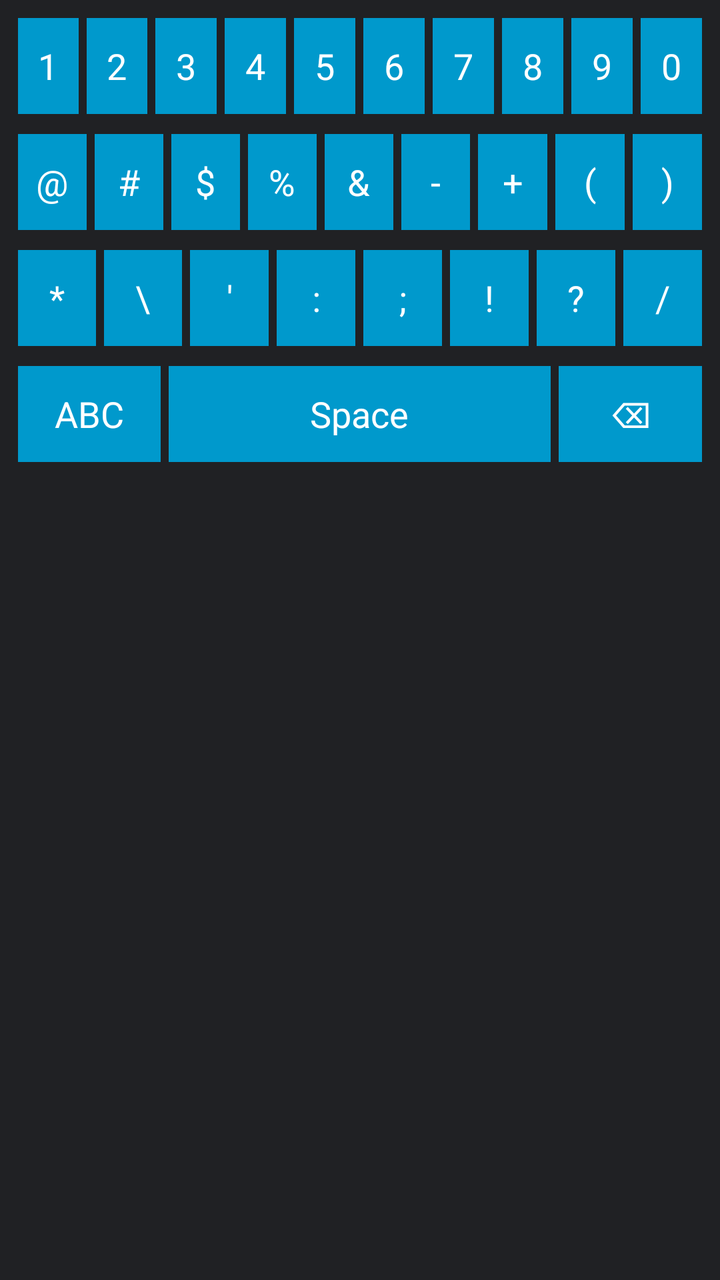
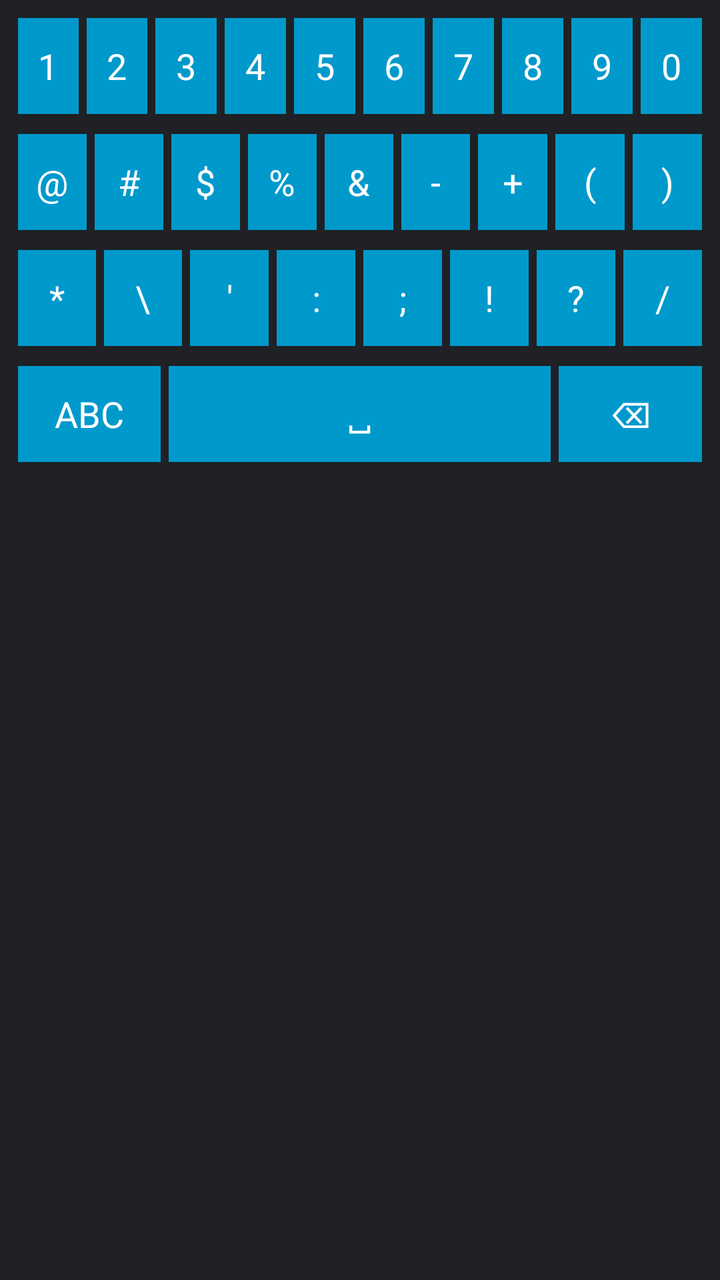

Screens rendered from an Android XML layout before and after an edit, with the pre-edit source and the edit as a unified diff.
<!-- AndroidManifest.xml: application theme Theme.KeyboardApp -->
<!-- res/layout/keyboard_symbolic.xml -->
<?xml version="1.0" encoding="utf-8"?>
<LinearLayout
    xmlns:android="http://schemas.android.com/apk/res/android"
    android:id="@+id/keyboard_symbols"
    android:layout_width="match_parent"
    android:layout_height="wrap_content"
    android:orientation="vertical"
    android:background="@color/keyboard_background"
    android:padding="4dp">

    
    <LinearLayout
        android:layout_width="match_parent"
        android:layout_height="wrap_content"
        android:orientation="horizontal"
        android:padding="3dp">

        <TextView style="@style/KeyStyle" android:text="1"/>
        <TextView style="@style/KeyStyle" android:text="2"/>
        <TextView style="@style/KeyStyle" android:text="3"/>
        <TextView style="@style/KeyStyle" android:text="4"/>
        <TextView style="@style/KeyStyle" android:text="5"/>
        <TextView style="@style/KeyStyle" android:text="6"/>
        <TextView style="@style/KeyStyle" android:text="7"/>
        <TextView style="@style/KeyStyle" android:text="8"/>
        <TextView style="@style/KeyStyle" android:text="9"/>
        <TextView style="@style/KeyStyle" android:text="0"/>
    </LinearLayout>

    
    <LinearLayout
        android:layout_width="match_parent"
        android:layout_height="wrap_content"
        android:orientation="horizontal"
        android:padding="3dp">

        <TextView style="@style/KeyStyle" android:text="@" />
        <TextView style="@style/KeyStyle" android:text="#" />
        <TextView style="@style/KeyStyle" android:text="$" />
        <TextView style="@style/KeyStyle" android:text="%" />
        <TextView style="@style/KeyStyle" android:text="&amp;" />
        <TextView style="@style/KeyStyle" android:text="-" />
        <TextView style="@style/KeyStyle" android:text="+" />
        <TextView style="@style/KeyStyle" android:text="(" />
        <TextView style="@style/KeyStyle" android:text=")" />
    </LinearLayout>

    
    <LinearLayout
        android:layout_width="match_parent"
        android:layout_height="wrap_content"
        android:orientation="horizontal"
        android:padding="3dp">

        <TextView style="@style/KeyStyle" android:text="*" />
        <TextView style="@style/KeyStyle" android:text="\\"/>
        <TextView style="@style/KeyStyle" android:text="&apos;"/>
        <TextView style="@style/KeyStyle" android:text=":" />
        <TextView style="@style/KeyStyle" android:text=";" />
        <TextView style="@style/KeyStyle" android:text="!" />
        <TextView style="@style/KeyStyle" android:text="?" />
        <TextView style="@style/KeyStyle" android:text="/" />
    </LinearLayout>

    
    <LinearLayout
        android:layout_width="match_parent"
        android:layout_height="wrap_content"
        android:orientation="horizontal"
        android:padding="3dp">

        <TextView
            style="@style/KeyStyle"
            android:layout_weight="1.5"
            android:text="ABC"
            android:tag="LETTERS"/>

        <TextView
            style="@style/KeyStyle"
            android:layout_weight="4"
            android:text="Space"
            android:tag="␣"/>

        <TextView
            style="@style/KeyStyle"
            android:layout_weight="1.5"
            android:text="⌫"
            android:tag="BACKSPACE"/>
    </LinearLayout>

</LinearLayout>
<!-- resources referenced by this layout -->
<resources>
  <color name="keyboard_background">#202124</color>
  <style name="KeyStyle">
        <item name="android:layout_width">0dp</item>
        <item name="android:layout_height">48dp</item>
        <item name="android:layout_weight">1</item>
        <item name="android:gravity">center</item>
        <item name="android:textSize">18sp</item>
        <item name="android:textColor">#FFFFFF</item>
      
        <item name="android:background">@android:color/holo_blue_dark</item> 
        <item name="android:layout_margin">2dp</item>
        <item name="android:clickable">true</item>
        <item name="android:focusable">true</item>
        <item name="android:textIsSelectable">false</item>
     </style>
  <style name="Theme.KeyboardApp" parent="Theme.Material3.DayNight.NoActionBar">
          
         <item name="colorPrimary">@color/primary</item>
          <item name="colorOnPrimary">@color/on_primary</item>
  
          
          <item name="colorSecondary">@color/secondary</item>
          <item name="colorOnSecondary">@color/on_secondary</item>
  
          
          <item name="android:windowBackground">@color/background</item>
          <item name="colorSurface">@color/surface</item>
          <item name="colorOnSurface">@color/on_surface</item>
  
          
          <item name="android:textColorPrimary">@color/on_surface</item>
          <item name="android:textColorSecondary">@color/on_surface_variant</item>
  
          
          <item name="keyboardBackground">?attr/colorSurface</item>
          <item name="keyboardKeyColor">@color/keyboard_key</item>
          <item name="keyboardKeyTextColor">@color/keyboard_key_text</item>
  
      </style>
  <color name="primary">#6200EE</color>
  <color name="on_primary">#FFFFFF</color>
  <color name="secondary">#03DAC5</color>
  <color name="on_secondary">#000000</color>
  <color name="background">#FFFFFF</color>
  <color name="surface">#FFFFFF</color>
  <color name="on_surface">#000000</color>
  <color name="on_surface_variant">#666666</color>
  <color name="keyboard_key">#303134</color>
  <color name="keyboard_key_text">#FFFFFF</color>
</resources>

<!-- the commit's change to res/layout/keyboard_symbolic.xml (unified diff, before → after) -->
@@ -78,8 +78,8 @@
         <TextView
             style="@style/KeyStyle"
             android:layout_weight="4"
-            android:text="Space"
-            android:tag="␣"/>
+            android:text="␣"
+            android:tag="SPACE"/>
 
         <TextView
             style="@style/KeyStyle"
